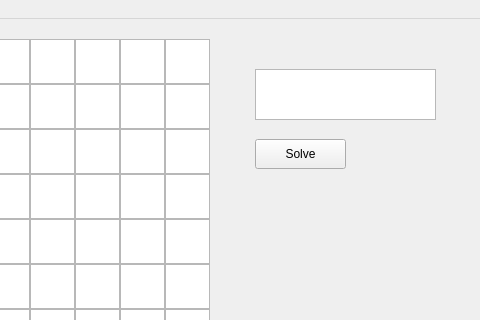
Before: the Qt Designer form mainwindow.ui in CyanCoding/ScrabbleSolverQt, drawn with Qt 5; both pictures show x 475 to 955 and y 0 to 320 of the 955 by 816 pixel window.
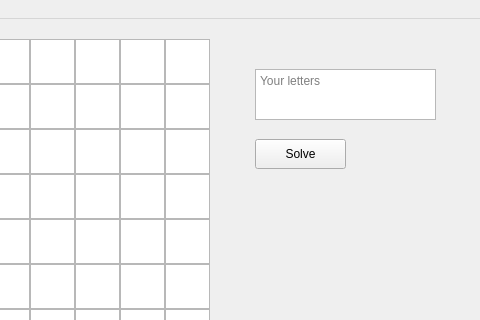
After: the same form once the commit is applied.

Commit message: Set placeholder text for letter textedit

What changed in the file:
```diff
--- a/mainwindow.ui
+++ b/mainwindow.ui
@@ -5446,6 +5446,9 @@
       <pointsize>9</pointsize>
      </font>
     </property>
+    <property name="placeholderText">
+     <string>Your letters</string>
+    </property>
    </widget>
    <widget class="QPushButton" name="pushButton">
     <property name="geometry">
```
